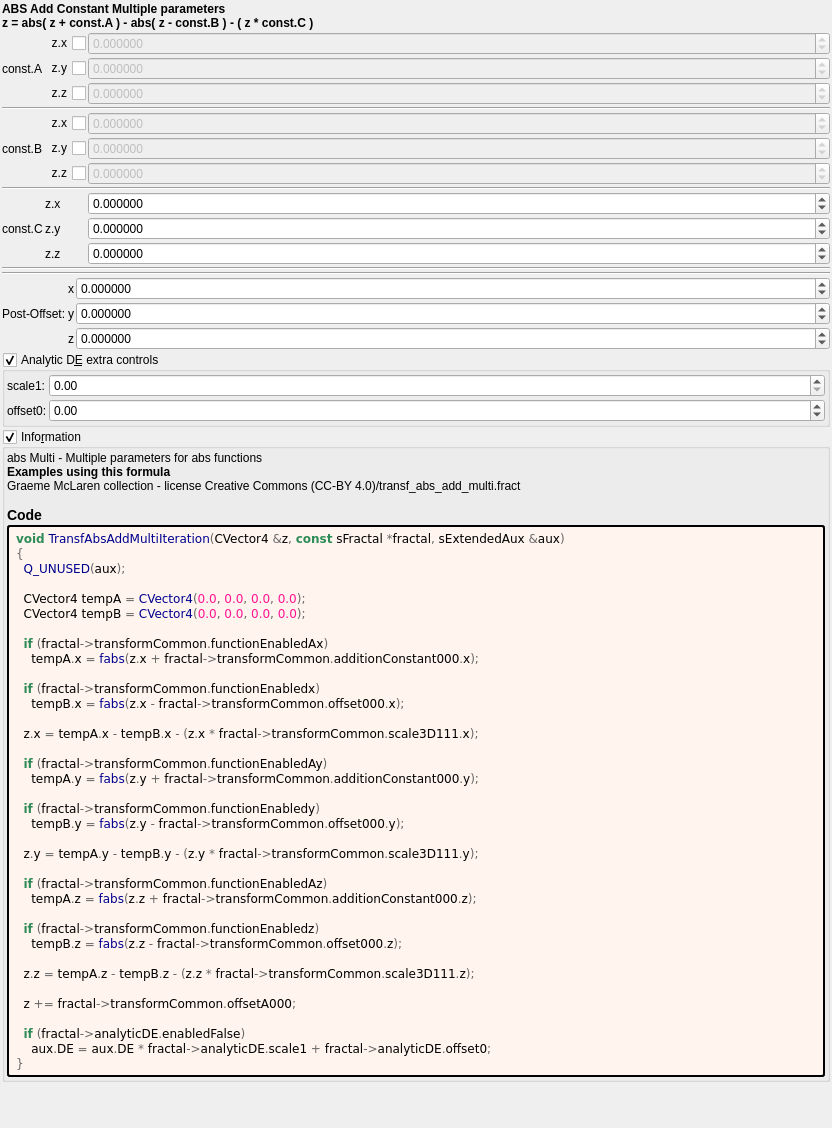
This is mandelbulber2/deploy/share/mandelbulber2/formula/ui/transf_abs_add_multi.ui in irinox-ctrl/mandelbulber2 as Qt 5 draws it before an edit. The edited form follows.
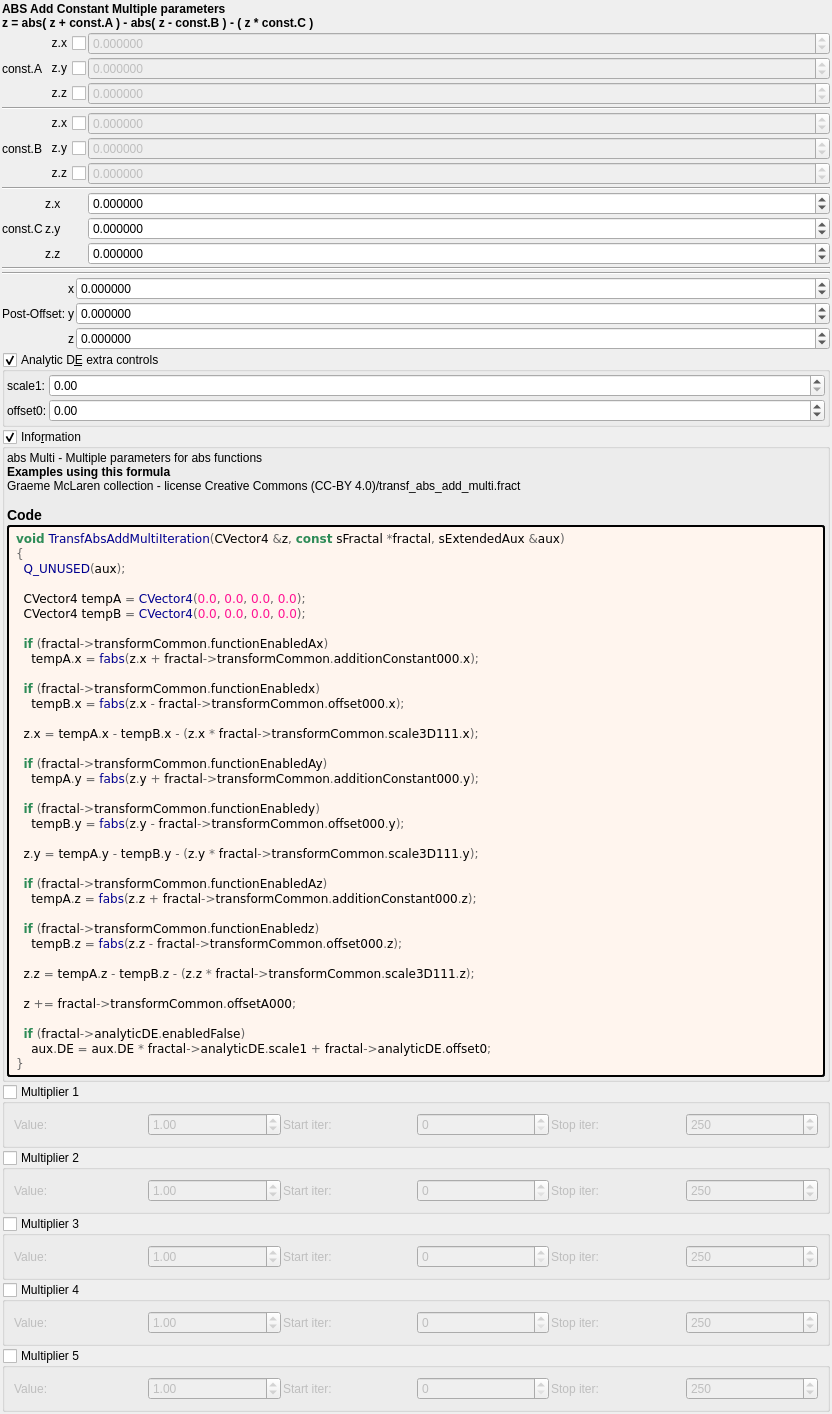
This is the edited form. Custom widgets are drawn as their Qt base class.

Commit message:
feat: add 5 general-purpose multipliers to all 1007 fractal formulas
Each multiplier has:
- Checkbox (OFF by default)
- Value spinbox (default 1.0, range -100 to 100)
- Iteration start/stop range

Logic: z *= value; DE *= |value|;

Uses existing transformCommon parameters:
- Checkboxes: functionEnabledBx/By/Bz/Bw/CzFalse
- Values: scale4/5/6/8/16
- Ranges: startIterationsB-F/stopIterationsB-F

Modified 1007 .cpp (CPU), 1006 .cl (GPU), 1023 .ui files.
Both source (formula/) and deploy (deploy/share/) copies updated.

Patch:
```diff
--- a/mandelbulber2/deploy/share/mandelbulber2/formula/ui/transf_abs_add_multi.ui
+++ b/mandelbulber2/deploy/share/mandelbulber2/formula/ui/transf_abs_add_multi.ui
@@ -751,6 +751,192 @@
      </layout>
     </widget>
    </item>
+   <item>
+    <widget class="MyGroupBox" name="groupCheck_transf_function_enabledBx_false">
+     <property name="title"><string>Multiplier 1</string></property>
+     <property name="checkable"><bool>true</bool></property>
+     <property name="checked"><bool>false</bool></property>
+     <layout class="QGridLayout" name="gridLayout_mult1">
+      <property name="spacing"><number>2</number></property>
+      <item row="0" column="0">
+       <widget class="QLabel"><property name="text"><string>Value:</string></property></widget>
+      </item>
+      <item row="0" column="1">
+       <widget class="MyDoubleSpinBox" name="spinbox_transf_scale_4">
+        <property name="minimum"><double>-100.0</double></property><property name="maximum"><double>100.0</double></property>
+        <property name="singleStep"><double>0.01</double></property><property name="value"><double>1.0</double></property>
+       </widget>
+      </item>
+      <item row="0" column="2">
+       <widget class="QLabel"><property name="text"><string>Start iter:</string></property></widget>
+      </item>
+      <item row="0" column="3">
+       <widget class="MySpinBox" name="spinboxInt_transf_start_iterations_B">
+        <property name="minimum"><number>0</number></property><property name="maximum"><number>10000</number></property>
+        <property name="value"><number>0</number></property>
+       </widget>
+      </item>
+      <item row="0" column="4">
+       <widget class="QLabel"><property name="text"><string>Stop iter:</string></property></widget>
+      </item>
+      <item row="0" column="5">
+       <widget class="MySpinBox" name="spinboxInt_transf_stop_iterations_B">
+        <property name="minimum"><number>0</number></property><property name="maximum"><number>10000</number></property>
+        <property name="value"><number>250</number></property>
+       </widget>
+      </item>
+     </layout>
+    </widget>
+   </item>
+   <item>
+    <widget class="MyGroupBox" name="groupCheck_transf_function_enabledBy_false">
+     <property name="title"><string>Multiplier 2</string></property>
+     <property name="checkable"><bool>true</bool></property>
+     <property name="checked"><bool>false</bool></property>
+     <layout class="QGridLayout" name="gridLayout_mult2">
+      <property name="spacing"><number>2</number></property>
+      <item row="0" column="0">
+       <widget class="QLabel"><property name="text"><string>Value:</string></property></widget>
+      </item>
+      <item row="0" column="1">
+       <widget class="MyDoubleSpinBox" name="spinbox_transf_scale_5">
+        <property name="minimum"><double>-100.0</double></property><property name="maximum"><double>100.0</double></property>
+        <property name="singleStep"><double>0.01</double></property><property name="value"><double>1.0</double></property>
+       </widget>
+      </item>
+      <item row="0" column="2">
+       <widget class="QLabel"><property name="text"><string>Start iter:</string></property></widget>
+      </item>
+      <item row="0" column="3">
+       <widget class="MySpinBox" name="spinboxInt_transf_start_iterations_C">
+        <property name="minimum"><number>0</number></property><property name="maximum"><number>10000</number></property>
+        <property name="value"><number>0</number></property>
+       </widget>
+      </item>
+      <item row="0" column="4">
+       <widget class="QLabel"><property name="text"><string>Stop iter:</string></property></widget>
+      </item>
+      <item row="0" column="5">
+       <widget class="MySpinBox" name="spinboxInt_transf_stop_iterations_C">
+        <property name="minimum"><number>0</number></property><property name="maximum"><number>10000</number></property>
+        <property name="value"><number>250</number></property>
+       </widget>
+      </item>
+     </layout>
+    </widget>
+   </item>
+   <item>
+    <widget class="MyGroupBox" name="groupCheck_transf_function_enabledBz_false">
+     <property name="title"><string>Multiplier 3</string></property>
+     <property name="checkable"><bool>true</bool></property>
+     <property name="checked"><bool>false</bool></property>
+     <layout class="QGridLayout" name="gridLayout_mult3">
+      <property name="spacing"><number>2</number></property>
+      <item row="0" column="0">
+       <widget class="QLabel"><property name="text"><string>Value:</string></property></widget>
+      </item>
+      <item row="0" column="1">
+       <widget class="MyDoubleSpinBox" name="spinbox_transf_scale_6">
+        <property name="minimum"><double>-100.0</double></property><property name="maximum"><double>100.0</double></property>
+        <property name="singleStep"><double>0.01</double></property><property name="value"><double>1.0</double></property>
+       </widget>
+      </item>
+      <item row="0" column="2">
+       <widget class="QLabel"><property name="text"><string>Start iter:</string></property></widget>
+      </item>
+      <item row="0" column="3">
+       <widget class="MySpinBox" name="spinboxInt_transf_start_iterations_D">
+        <property name="minimum"><number>0</number></property><property name="maximum"><number>10000</number></property>
+        <property name="value"><number>0</number></property>
+       </widget>
+      </item>
+      <item row="0" column="4">
+       <widget class="QLabel"><property name="text"><string>Stop iter:</string></property></widget>
+      </item>
+      <item row="0" column="5">
+       <widget class="MySpinBox" name="spinboxInt_transf_stop_iterations_D">
+        <property name="minimum"><number>0</number></property><property name="maximum"><number>10000</number></property>
+        <property name="value"><number>250</number></property>
+       </widget>
+      </item>
+     </layout>
+    </widget>
+   </item>
+   <item>
+    <widget class="MyGroupBox" name="groupCheck_transf_function_enabledBw_false">
+     <property name="title"><string>Multiplier 4</string></property>
+     <property name="checkable"><bool>true</bool></property>
+     <property name="checked"><bool>false</bool></property>
+     <layout class="QGridLayout" name="gridLayout_mult4">
+      <property name="spacing"><number>2</number></property>
+      <item row="0" column="0">
+       <widget class="QLabel"><property name="text"><string>Value:</string></property></widget>
+      </item>
+      <item row="0" column="1">
+       <widget class="MyDoubleSpinBox" name="spinbox_transf_scale_8">
+        <property name="minimum"><double>-100.0</double></property><property name="maximum"><double>100.0</double></property>
+        <property name="singleStep"><double>0.01</double></property><property name="value"><double>1.0</double></property>
+       </widget>
+      </item>
+      <item row="0" column="2">
+       <widget class="QLabel"><property name="text"><string>Start iter:</string></property></widget>
+      </item>
+      <item row="0" column="3">
+       <widget class="MySpinBox" name="spinboxInt_transf_start_iterations_E">
+        <property name="minimum"><number>0</number></property><property name="maximum"><number>10000</number></property>
+        <property name="value"><number>0</number></property>
+       </widget>
+      </item>
+      <item row="0" column="4">
+       <widget class="QLabel"><property name="text"><string>Stop iter:</string></property></widget>
+      </item>
+      <item row="0" column="5">
+       <widget class="MySpinBox" name="spinboxInt_transf_stop_iterations_E">
+        <property name="minimum"><number>0</number></property><property name="maximum"><number>10000</number></property>
+        <property name="value"><number>250</number></property>
+       </widget>
+      </item>
+     </layout>
+    </widget>
+   </item>
+   <item>
+    <widget class="MyGroupBox" name="groupCheck_transf_function_enabledCz_false">
+     <property name="title"><string>Multiplier 5</string></property>
+     <property name="checkable"><bool>true</bool></property>
+     <property name="checked"><bool>false</bool></property>
+     <layout class="QGridLayout" name="gridLayout_mult5">
+      <property name="spacing"><number>2</number></property>
+      <item row="0" column="0">
+       <widget class="QLabel"><property name="text"><string>Value:</string></property></widget>
+      </item>
+      <item row="0" column="1">
+       <widget class="MyDoubleSpinBox" name="spinbox_transf_scale_16">
+        <property name="minimum"><double>-100.0</double></property><property name="maximum"><double>100.0</double></property>
+        <property name="singleStep"><double>0.01</double></property><property name="value"><double>1.0</double></property>
+       </widget>
+      </item>
+      <item row="0" column="2">
+       <widget class="QLabel"><property name="text"><string>Start iter:</string></property></widget>
+      </item>
+      <item row="0" column="3">
+       <widget class="MySpinBox" name="spinboxInt_transf_start_iterations_F">
+        <property name="minimum"><number>0</number></property><property name="maximum"><number>10000</number></property>
+        <property name="value"><number>0</number></property>
+       </widget>
+      </item>
+      <item row="0" column="4">
+       <widget class="QLabel"><property name="text"><string>Stop iter:</string></property></widget>
+      </item>
+      <item row="0" column="5">
+       <widget class="MySpinBox" name="spinboxInt_transf_stop_iterations_F">
+        <property name="minimum"><number>0</number></property><property name="maximum"><number>10000</number></property>
+        <property name="value"><number>250</number></property>
+       </widget>
+      </item>
+     </layout>
+    </widget>
+   </item>
+
    <item>
     <spacer name="verticalSpacer">
      <property name="orientation">
@@ -783,6 +969,11 @@
    <extends>QCheckBox</extends>
    <header>my_check_box.h</header>
   </customwidget>
+   <customwidget>
+   <class>MySpinBox</class>
+   <extends>QSpinBox</extends>
+   <header>my_spin_box.h</header>
+  </customwidget>
  </customwidgets>
  <tabstops>
   <tabstop>spinbox3_transf_addition_constant_x</tabstop>
```
The commit also changes 3972 other files.
